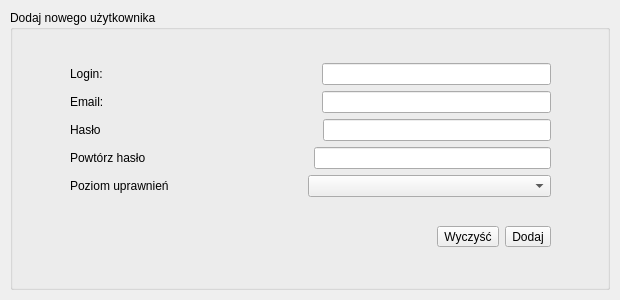
artven/phonebook, file src/gui/forms/NewUserForm.ui: the form before one commit.
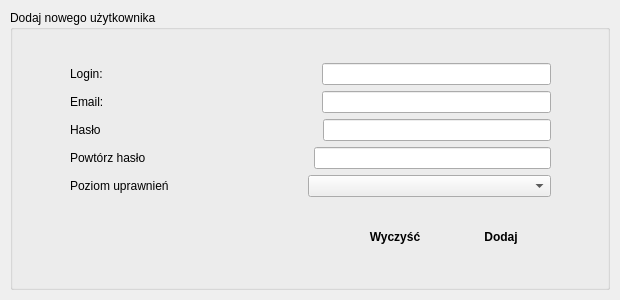
The form after the commit. Icons and pictures are not drawn.

Commit message: Poprawki graficzne i teksty podpowiedzi dla widgetu nowego użytkownika.

```diff
--- a/src/gui/forms/NewUserForm.ui
+++ b/src/gui/forms/NewUserForm.ui
@@ -244,6 +244,28 @@
        </item>
        <item>
         <widget class="QToolButton" name="clearToolButton">
+         <property name="minimumSize">
+          <size>
+           <width>100</width>
+           <height>0</height>
+          </size>
+         </property>
+         <property name="maximumSize">
+          <size>
+           <width>100</width>
+           <height>16777215</height>
+          </size>
+         </property>
+         <property name="font">
+          <font>
+           <pointsize>9</pointsize>
+           <weight>75</weight>
+           <bold>true</bold>
+          </font>
+         </property>
+         <property name="statusTip">
+          <string>Wyczyść formularz.</string>
+         </property>
          <property name="text">
           <string>Wyczyść</string>
          </property>
@@ -251,10 +273,38 @@
           <iconset resource="../resources.qrc">
            <normaloff>:/mainwindow/images/Close Window-96.png</normaloff>:/mainwindow/images/Close Window-96.png</iconset>
          </property>
+         <property name="toolButtonStyle">
+          <enum>Qt::ToolButtonTextBesideIcon</enum>
+         </property>
+         <property name="autoRaise">
+          <bool>true</bool>
+         </property>
         </widget>
        </item>
        <item>
         <widget class="QToolButton" name="addToolButton">
+         <property name="minimumSize">
+          <size>
+           <width>100</width>
+           <height>0</height>
+          </size>
+         </property>
+         <property name="maximumSize">
+          <size>
+           <width>100</width>
+           <height>16777215</height>
+          </size>
+         </property>
+         <property name="font">
+          <font>
+           <pointsize>9</pointsize>
+           <weight>75</weight>
+           <bold>true</bold>
+          </font>
+         </property>
+         <property name="statusTip">
+          <string>Dodaj użytkownika do bazy.</string>
+         </property>
          <property name="text">
           <string>Dodaj</string>
          </property>
@@ -262,6 +312,15 @@
           <iconset resource="../resources.qrc">
            <normaloff>:/mainwindow/images/Checked-96.png</normaloff>:/mainwindow/images/Checked-96.png</iconset>
          </property>
+         <property name="toolButtonStyle">
+          <enum>Qt::ToolButtonTextBesideIcon</enum>
+         </property>
+         <property name="autoRaise">
+          <bool>true</bool>
+         </property>
+         <property name="arrowType">
+          <enum>Qt::NoArrow</enum>
+         </property>
         </widget>
        </item>
       </layout>
```
Left out of the diff: 32 changed lines with no effect on the pictures. The commit also changes 2 other files.
